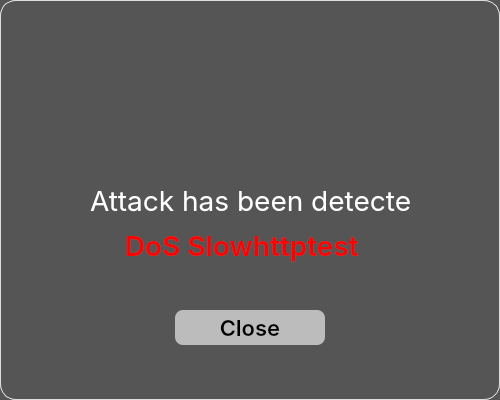
helankas26/GuardianNet-DNN-NIDS, file src/guardiannet/app/view/ui/alert.ui: the form before one commit.
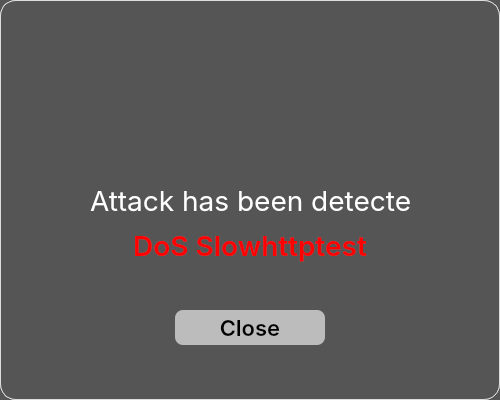
The form after the commit. Icons and pictures are not drawn.

Commit message: add alert controller and update alert view

The edit to the form file:
```diff
--- a/src/guardiannet/app/view/ui/alert.ui
+++ b/src/guardiannet/app/view/ui/alert.ui
@@ -153,6 +153,9 @@
     <property name="text">
      <string>DoS Slowhttptest</string>
     </property>
+    <property name="alignment">
+     <set>Qt::AlignCenter</set>
+    </property>
    </widget>
   </widget>
  </widget>
```
The commit also changes 2 other files.
